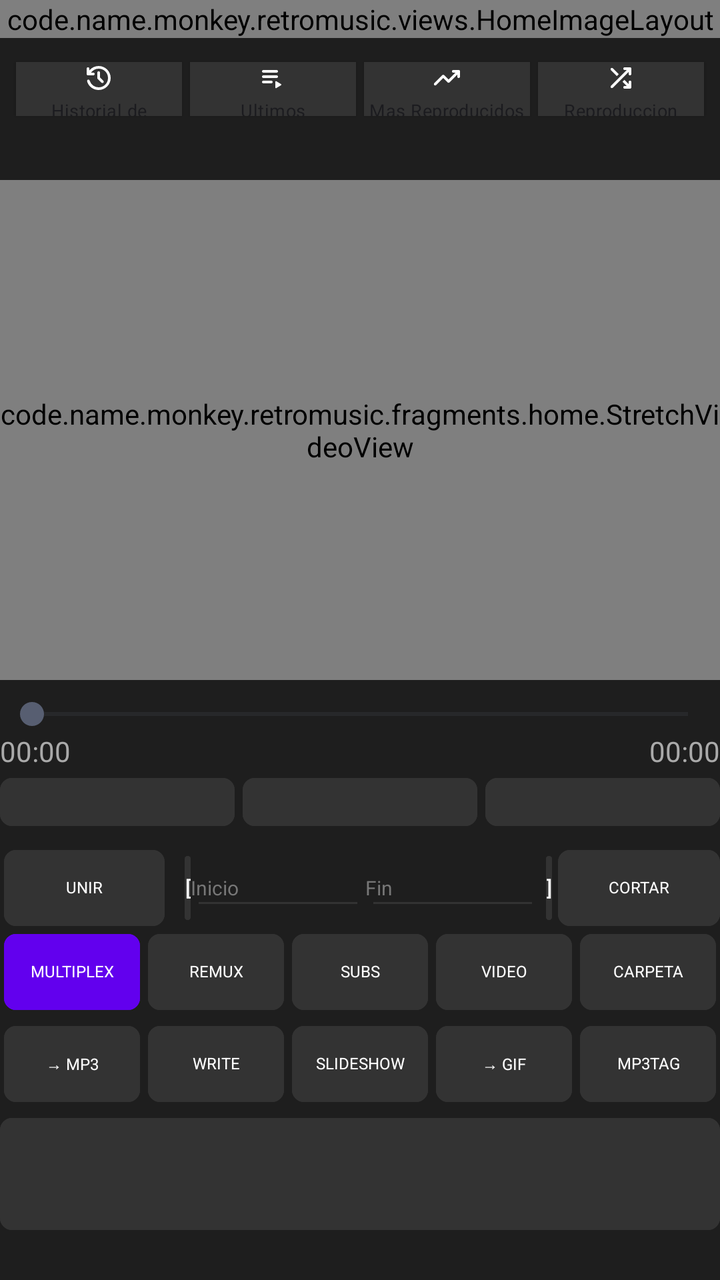
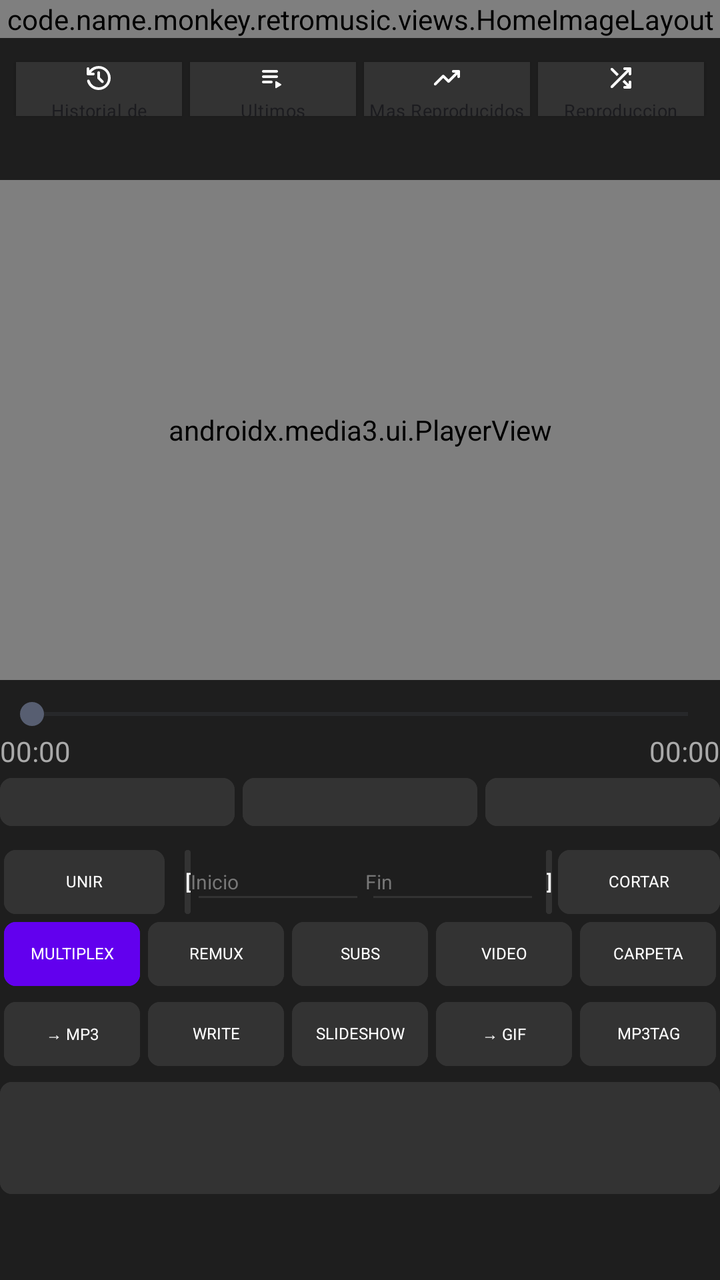

Before-and-after screenshots of an Android layout around one commit, followed by the original layout XML and the change that was made.
<!-- AndroidManifest.xml: application theme Theme.RetroMusic.MD3 -->
<!-- res/layout/fragment_home.xml -->
<?xml version="1.0" encoding="utf-8"?>
<androidx.coordinatorlayout.widget.CoordinatorLayout xmlns:android="http://schemas.android.com/apk/res/android"
    xmlns:app="http://schemas.android.com/apk/res-auto"
    android:layout_width="match_parent"
    android:layout_height="match_parent"
    android:fitsSystemWindows="true">

    <code.name.monkey.retromusic.views.TopAppBarLayout
        android:id="@+id/appBarLayout"
        style="?appBarLayoutStyle"
        android:layout_width="match_parent"
        android:layout_height="wrap_content"
        android:fitsSystemWindows="true" />

    <androidx.core.widget.NestedScrollView
        android:id="@+id/container"
        android:layout_width="match_parent"
        android:layout_height="wrap_content"
        app:layout_behavior="com.google.android.material.appbar.AppBarLayout$ScrollingViewBehavior">

        <androidx.constraintlayout.widget.ConstraintLayout
            android:id="@+id/contentContainer"
            android:layout_width="match_parent"
            android:layout_height="wrap_content"
            android:transitionGroup="true">

            <code.name.monkey.retromusic.views.HomeImageLayout
                android:id="@+id/imageLayout"
                android:layout_width="0dp"
                android:layout_height="wrap_content"
                app:layout_constraintEnd_toEndOf="parent"
                app:layout_constraintStart_toStartOf="parent"
                app:layout_constraintTop_toTopOf="parent" />

            <include
                android:id="@+id/home_content"
                layout="@layout/home_content"
                android:layout_width="0dp"
                android:layout_height="wrap_content"
                app:layout_constraintEnd_toEndOf="parent"
                app:layout_constraintStart_toStartOf="parent"
                app:layout_constraintTop_toBottomOf="@id/imageLayout" />

        </androidx.constraintlayout.widget.ConstraintLayout>
    </androidx.core.widget.NestedScrollView>
</androidx.coordinatorlayout.widget.CoordinatorLayout>
<!-- res/layout/home_content.xml (included above) -->
<?xml version="1.0" encoding="utf-8"?>
<LinearLayout xmlns:android="http://schemas.android.com/apk/res/android"
    xmlns:app="http://schemas.android.com/apk/res-auto"
    android:layout_width="match_parent"
    android:layout_height="match_parent"
    android:orientation="vertical"
    android:background="#1E1E1E"
    android:focusable="true"
    android:focusableInTouchMode="true">

    <include
        android:id="@+id/abs_playlists"
        layout="@layout/abs_playlists" />

    <LinearLayout
        android:id="@+id/contentPadding"
        android:layout_width="match_parent"
        android:layout_height="0dp"
        android:layout_weight="1"
        android:orientation="vertical"
        android:padding="16dp">


        <FrameLayout
            android:id="@+id/videoContainer"
            android:layout_width="match_parent"
            android:layout_height="250dp"
            android:background="#000000">

            <code.name.monkey.retromusic.fragments.home.StretchVideoView
                android:id="@+id/videoPlayer"
                android:layout_width="match_parent"
                android:layout_height="match_parent"
                android:layout_gravity="center" />

            <ProgressBar
                android:id="@+id/progressBar"
                style="?android:attr/progressBarStyleHorizontal"
                android:layout_width="match_parent"
                android:layout_height="8dp"
                android:layout_gravity="center"
                android:layout_marginHorizontal="24dp"
                android:max="100"
                android:progress="0"
                android:progressTint="#00BFFF"
                android:visibility="gone" />

            <TextView
                android:id="@+id/tvSubtitleOverlay"
                android:layout_width="match_parent"
                android:layout_height="wrap_content"
                android:layout_gravity="bottom|center_horizontal"
                android:gravity="center"
                android:padding="16dp"
                android:textColor="#FFFFFF"
                android:textSize="18sp" />
        </FrameLayout>

        <SeekBar
            android:id="@+id/videoSeekBar"
            android:layout_width="match_parent"
            android:layout_height="wrap_content"
            android:layout_marginTop="8dp" />

        <LinearLayout
            android:layout_width="match_parent"
            android:layout_height="wrap_content"
            android:orientation="horizontal"
            android:paddingHorizontal="8dp">
            <TextView android:id="@+id/tvCurrentTime" android:layout_width="wrap_content" android:layout_height="wrap_content" android:text="@string/zero_time" android:textColor="#AAAAAA" />
            <Space android:layout_width="0dp" android:layout_height="wrap_content" android:layout_weight="1" />
            <TextView android:id="@+id/tvTotalTime" android:layout_width="wrap_content" android:layout_height="wrap_content" android:text="@string/zero_time" android:textColor="#AAAAAA" />
        </LinearLayout>

        <LinearLayout
            android:layout_width="match_parent"
            android:layout_height="24dp"
            android:orientation="horizontal"
            android:weightSum="3"
            android:layout_marginTop="4dp">
            <Button android:id="@+id/btnPrevVideo" android:layout_width="0dp" android:layout_height="match_parent" android:layout_weight="1" android:layout_marginEnd="2dp" android:backgroundTint="#333333" android:text="" android:textSize="12sp" android:padding="0dp" android:minHeight="0dp" android:insetTop="0dp" android:insetBottom="0dp" android:textAllCaps="false" android:includeFontPadding="false" android:textColor="#FFFFFF" android:gravity="center" />
            <Button android:id="@+id/btnPlayPause" android:layout_width="0dp" android:layout_height="match_parent" android:layout_weight="1" android:layout_marginHorizontal="2dp" android:backgroundTint="#333333" android:text="" android:textSize="12sp" android:padding="0dp" android:minHeight="0dp" android:insetTop="0dp" android:insetBottom="0dp" android:textAllCaps="false" android:includeFontPadding="false" android:textColor="#FFFFFF" android:gravity="center" />
            <Button android:id="@+id/btnNextVideo" android:layout_width="0dp" android:layout_height="match_parent" android:layout_weight="1" android:layout_marginStart="2dp" android:backgroundTint="#333333" android:text="" android:textSize="12sp" android:padding="0dp" android:minHeight="0dp" android:insetTop="0dp" android:insetBottom="0dp" android:textAllCaps="false" android:includeFontPadding="false" android:textColor="#FFFFFF" android:gravity="center" />
        </LinearLayout>
        <LinearLayout
            android:id="@+id/cutRow"
            android:layout_width="match_parent"
            android:layout_height="38dp"
            android:orientation="horizontal"
            android:layout_marginTop="12dp">
            <Button
                android:id="@+id/btnMergeVideos"
                android:layout_width="0dp"
                android:layout_height="match_parent"
                android:layout_weight="1.2"
                android:layout_marginHorizontal="2dp"
                android:backgroundTint="#333333"
                android:textColor="#FFFFFF"
                android:text="UNIR"
                android:padding="0dp"
                android:minHeight="0dp"
                android:insetTop="0dp"
                android:insetBottom="0dp"
                android:textAllCaps="false"
                android:includeFontPadding="false"
                android:maxLines="1"
                android:gravity="center"
                android:textSize="8sp" />
            <Button
                android:id="@+id/btnSetStart"
                android:layout_width="wrap_content"
                android:layout_height="32dp"
                android:minWidth="0dp"
                android:paddingHorizontal="8dp"
                android:backgroundTint="#333333"
                android:text="@string/open_bracket"
                android:textSize="10sp"
                style="?android:attr/buttonBarButtonStyle"
                android:layout_marginHorizontal="3dp"
                android:layout_gravity="center_vertical"
                android:textColor="#FFFFFF"
                android:insetTop="0dp"
                android:insetBottom="0dp" />
            <EditText
                android:id="@+id/etStartTime"
                android:layout_width="0dp"
                android:layout_weight="1.3"
                android:layout_height="32dp"
                android:hint="@string/inicio"
                android:textColor="#FFFFFF"
                android:textColorHint="#777777"
                android:textSize="10sp"
                android:inputType="text"
                android:autofillHints="none"
                android:backgroundTint="#333333"
                android:layout_gravity="center_vertical"
                android:padding="4dp" />

            <EditText
                android:id="@+id/etEndTime"
                android:layout_width="0dp"
                android:layout_weight="1.3"
                android:layout_height="32dp"
                android:hint="@string/fin"
                android:textColor="#FFFFFF"
                android:textColorHint="#777777"
                android:textSize="10sp"
                android:inputType="text"
                android:autofillHints="none"
                android:backgroundTint="#333333"
                android:layout_gravity="center_vertical"
                android:padding="4dp" />
            <Button
                android:id="@+id/btnSetEnd"
                android:layout_width="wrap_content"
                android:layout_height="32dp"
                android:minWidth="0dp"
                android:paddingHorizontal="8dp"
                android:backgroundTint="#333333"
                android:text="@string/close_bracket"
                android:textSize="10sp"
                style="?android:attr/buttonBarButtonStyle"
                android:layout_marginStart="3dp"
                android:layout_marginEnd="3dp"
                android:layout_gravity="center_vertical"
                android:textColor="#FFFFFF"
                android:insetTop="0dp"
                android:insetBottom="0dp" />
            <Button
                android:id="@+id/btnSplit"
                android:layout_width="0dp"
                android:layout_weight="1.2"
                android:layout_height="match_parent"
                android:backgroundTint="#333333"
                android:text="CORTAR"
                android:textColor="#FFFFFF"
                android:padding="0dp"
                android:minHeight="0dp"
                android:insetTop="0dp"
                android:insetBottom="0dp"
                android:textAllCaps="false"
                android:includeFontPadding="false"
                android:maxLines="1"
                android:gravity="center"
                android:textSize="8sp" />

        </LinearLayout>
        <LinearLayout
            android:id="@+id/toolsRow"
            android:layout_width="match_parent"
            android:layout_height="38dp"
            android:orientation="horizontal"
            android:layout_marginTop="4dp">

            <Button android:id="@+id/btnMixVideo" android:layout_width="0dp" android:layout_height="match_parent" android:layout_weight="1" android:layout_marginHorizontal="2dp" android:backgroundTint="#6200EE" android:text="MULTIPLEX" android:padding="0dp" android:minHeight="0dp" android:insetTop="0dp" android:insetBottom="0dp" android:textAllCaps="false" android:includeFontPadding="false" android:maxLines="1" android:gravity="center" android:textSize="8sp" android:textColor="#FFFFFF" />
            <Button android:id="@+id/btnFullscreen" android:layout_width="0dp" android:layout_height="match_parent" android:layout_weight="1" android:layout_marginHorizontal="2dp" android:backgroundTint="#333333" android:text="REMUX" android:padding="0dp" android:minHeight="0dp" android:insetTop="0dp" android:insetBottom="0dp" android:textAllCaps="false" android:includeFontPadding="false" android:maxLines="1" android:gravity="center" android:textSize="8sp" android:textColor="#FFFFFF" />
            <Button android:id="@+id/btnLoadSubtitles" android:layout_width="0dp" android:layout_height="match_parent" android:layout_weight="1" android:layout_marginHorizontal="2dp" android:backgroundTint="#333333" android:text="SUBS" android:padding="0dp" android:minHeight="0dp" android:insetTop="0dp" android:insetBottom="0dp" android:textAllCaps="false" android:includeFontPadding="false" android:maxLines="1" android:gravity="center" android:textSize="8sp" android:textColor="#FFFFFF" />
            <Button android:id="@+id/btnOpenFile" android:layout_width="0dp" android:layout_height="match_parent" android:layout_weight="1" android:layout_marginHorizontal="2dp" android:backgroundTint="#333333" android:text="VIDEO" android:padding="0dp" android:minHeight="0dp" android:insetTop="0dp" android:insetBottom="0dp" android:textAllCaps="false" android:includeFontPadding="false" android:maxLines="1" android:gravity="center" android:textSize="8sp" android:textColor="#FFFFFF" />
            <Button android:id="@+id/btnChooseFolder" android:layout_width="0dp" android:layout_height="match_parent" android:layout_weight="1" android:layout_marginHorizontal="2dp" android:backgroundTint="#333333" android:text="CARPETA" android:padding="0dp" android:minHeight="0dp" android:insetTop="0dp" android:insetBottom="0dp" android:textAllCaps="false" android:includeFontPadding="false" android:maxLines="1" android:gravity="center" android:textSize="8sp" android:textColor="#FFFFFF" />
        </LinearLayout>
        <LinearLayout
            android:id="@+id/extraActionsContainer"
            android:layout_width="match_parent"
            android:layout_height="38dp"
            android:orientation="horizontal"
            android:weightSum="5"
            android:layout_marginTop="8dp">

            <Button
                android:id="@+id/btnConvertAudio"
                android:layout_width="0dp"
                android:layout_height="match_parent"
                android:layout_weight="1"
                android:layout_marginHorizontal="2dp"
                android:backgroundTint="#333333"
                android:text="→ MP3"
                android:padding="0dp"
                android:minHeight="0dp"
                android:insetTop="0dp"
                android:insetBottom="0dp"
                android:textAllCaps="false"
                android:includeFontPadding="false"
                android:maxLines="1"
                android:textSize="8sp"
                android:textColor="#FFFFFF"
                android:gravity="center" />

            <Button
                android:id="@+id/btnHardcodeSubtitles"
                android:layout_width="0dp"
                android:layout_height="match_parent"
                android:layout_weight="1"
                android:layout_marginHorizontal="2dp"
                android:backgroundTint="#333333"
                android:textColor="#FFFFFF"
                android:text="WRITE"
                android:padding="0dp"
                android:minHeight="0dp"
                android:insetTop="0dp"
                android:insetBottom="0dp"
                android:textAllCaps="false"
                android:includeFontPadding="false"
                android:maxLines="1"
                android:gravity="center"
                android:textSize="8sp" />

            <Button
                android:id="@+id/btnCreateVideoFromPhotos"
                android:layout_width="0dp"
                android:layout_height="match_parent"
                android:layout_weight="1"
                android:layout_marginHorizontal="2dp"
                android:backgroundTint="#333333"
                android:textColor="#FFFFFF"
                android:text="SLIDESHOW"
                android:padding="0dp"
                android:minHeight="0dp"
                android:insetTop="0dp"
                android:insetBottom="0dp"
                android:textAllCaps="false"
                android:includeFontPadding="false"
                android:maxLines="1"
                android:gravity="center"
                android:textSize="8sp" />

            <Button
                android:id="@+id/btnCreateGif"
                android:layout_width="0dp"
                android:layout_height="match_parent"
                android:layout_weight="1"
                android:layout_marginHorizontal="2dp"
                android:backgroundTint="#333333"
                android:textColor="#FFFFFF"
                android:text="→ GIF"
                android:padding="0dp"
                android:minHeight="0dp"
                android:insetTop="0dp"
                android:insetBottom="0dp"
                android:textAllCaps="false"
                android:includeFontPadding="false"
                android:maxLines="1"
                android:gravity="center"
                android:textSize="8sp" />

            <Button
                android:id="@+id/btnTagEditor"
                android:layout_width="0dp"
                android:layout_height="match_parent"
                android:layout_weight="1"
                android:layout_marginHorizontal="2dp"
                android:backgroundTint="#333333"
                android:textColor="#FFFFFF"
                android:text="MP3TAG"
                android:padding="0dp"
                android:minHeight="0dp"
                android:insetTop="0dp"
                android:insetBottom="0dp"
                android:textAllCaps="false"
                android:includeFontPadding="false"
                android:maxLines="1"
                android:gravity="center"
                android:textSize="8sp" />
        </LinearLayout>

        <Button
            android:id="@+id/btnYoutubeDownload"
            android:layout_width="match_parent"
            android:layout_height="56dp"
            android:layout_marginTop="8dp"
            android:backgroundTint="#333333"
            android:textColor="#FFFFFF"
            android:text=""
            android:paddingTop="0dp"
            android:paddingBottom="0dp"
            android:minHeight="0dp"
            android:minWidth="0dp"
            android:insetTop="0dp"
            android:insetBottom="0dp"
            android:textAllCaps="false"
            android:includeFontPadding="false"
            android:gravity="center" />


        <androidx.recyclerview.widget.RecyclerView
            android:id="@+id/rvDownloads"
            android:layout_width="match_parent"
            android:layout_height="0dp"
            android:layout_weight="1"
            android:nestedScrollingEnabled="true"
            android:layout_marginTop="16dp"
            android:paddingBottom="20dp" />

    </LinearLayout>
</LinearLayout>
<!-- res/layout/abs_playlists.xml (included above) -->
<?xml version="1.0" encoding="utf-8"?>
<androidx.constraintlayout.widget.ConstraintLayout xmlns:android="http://schemas.android.com/apk/res/android"
    xmlns:app="http://schemas.android.com/apk/res-auto"
    android:layout_width="match_parent"
    android:layout_height="wrap_content"
    android:paddingBottom="12dp">

    <com.google.android.material.button.MaterialButton
        android:id="@+id/history"
        style="@style/HomeActionButton"
        android:layout_width="0dp"
        android:layout_height="35dp"
        android:layout_marginStart="8dp"
        android:layout_marginTop="8dp"
        android:layout_marginEnd="4dp"
        android:text="Historial de Reproduccion"
        android:textSize="9sp"
        android:padding="0dp"
        android:gravity="center"
        app:backgroundTint="#333333"
        app:cornerRadius="0dp"
        app:icon="@drawable/ic_history"
        app:iconGravity="textTop"
        app:iconSize="16dp"
        app:iconPadding="2dp"
        app:iconTint="#FFFFFF"
        app:layout_constraintEnd_toStartOf="@+id/lastAdded"
        app:layout_constraintHorizontal_weight="1"
        app:layout_constraintStart_toStartOf="parent"
        app:layout_constraintTop_toTopOf="parent" />

    <com.google.android.material.button.MaterialButton
        android:id="@+id/lastAdded"
        style="@style/HomeActionButton"
        android:layout_width="0dp"
        android:layout_height="35dp"
        android:layout_marginTop="8dp"
        android:layout_marginEnd="4dp"
        android:text="Ultimos Reproducidos"
        android:textSize="9sp"
        android:padding="0dp"
        android:gravity="center"
        app:backgroundTint="#333333"
        app:cornerRadius="0dp"
        app:icon="@drawable/ic_playlist_play"
        app:iconGravity="textTop"
        app:iconSize="16dp"
        app:iconPadding="2dp"
        app:iconTint="#FFFFFF"
        app:layout_constraintEnd_toStartOf="@+id/topPlayed"
        app:layout_constraintHorizontal_weight="1"
        app:layout_constraintStart_toEndOf="@+id/history"
        app:layout_constraintTop_toTopOf="parent" />

    <com.google.android.material.button.MaterialButton
        android:id="@+id/topPlayed"
        style="@style/HomeActionButton"
        android:layout_width="0dp"
        android:layout_height="35dp"
        android:layout_marginTop="8dp"
        android:layout_marginEnd="4dp"
        android:text="Mas Reproducidos"
        android:textSize="9sp"
        android:padding="0dp"
        android:gravity="center"
        app:backgroundTint="#333333"
        app:cornerRadius="0dp"
        app:icon="@drawable/ic_trending_up"
        app:iconGravity="textTop"
        app:iconSize="16dp"
        app:iconPadding="2dp"
        app:iconTint="#FFFFFF"
        app:layout_constraintEnd_toStartOf="@+id/actionShuffle"
        app:layout_constraintHorizontal_weight="1"
        app:layout_constraintStart_toEndOf="@+id/lastAdded"
        app:layout_constraintTop_toTopOf="parent" />

    <com.google.android.material.button.MaterialButton
        android:id="@+id/actionShuffle"
        style="@style/HomeActionButton"
        android:layout_width="0dp"
        android:layout_height="35dp"
        android:layout_marginTop="8dp"
        android:layout_marginEnd="8dp"
        android:text="Reproduccion Random"
        android:textSize="9sp"
        android:padding="0dp"
        android:gravity="center"
        app:backgroundTint="#333333"
        app:cornerRadius="0dp"
        app:icon="@drawable/ic_shuffle"
        app:iconGravity="textTop"
        app:iconSize="16dp"
        app:iconPadding="2dp"
        app:iconTint="#FFFFFF"
        app:layout_constraintEnd_toEndOf="parent"
        app:layout_constraintHorizontal_weight="1"
        app:layout_constraintStart_toEndOf="@+id/topPlayed"
        app:layout_constraintTop_toTopOf="parent" />

</androidx.constraintlayout.widget.ConstraintLayout>
<!-- resources referenced by this layout -->
<resources>
  <!-- drawable ic_playlist_play (drawable) -->
  <vector xmlns:android="http://schemas.android.com/apk/res/android"
      android:width="24dp"
      android:height="24dp"
      android:viewportWidth="24.0"
      android:viewportHeight="24.0">
      <path
          android:fillColor="@color/md_white_1000"
          android:pathData="M5 10h10c0.55 0 1 0.45 1 1s-0.45 1-1 1H5c-0.55 0-1-0.45-1-1s0.45-1 1-1zm0-4h10c0.55 0 1 0.45 1 1s-0.45 1-1 1H5c-0.55 0-1-0.45-1-1s0.45-1 1-1zm0 8h6c0.55 0 1 0.45 1 1s-0.45 1-1 1H5c-0.55 0-1-0.45-1-1s0.45-1 1-1zm9 0.88v4.23c0 0.39 0.42 0.63 0.76 0.43l3.53-2.12c0.32-0.19 0.32 -0.66 0-0.86l-3.53-2.12c-0.34-0.19-0.76 0.05 -0.76 0.44 z" />
  </vector>
  <string name="close_bracket">]</string>
  <string name="fin">Fin</string>
  <string name="inicio">Inicio</string>
  <string name="open_bracket">[</string>
  <string name="zero_time">00:00</string>
  <style name="HomeActionButton" parent="Widget.Material3.Button.ElevatedButton.Icon">
          <item name="android:paddingTop">16dp</item>
          <item name="android:paddingBottom">16dp</item>
          <item name="android:textColor">?attr/colorOnSurface</item>
          <item name="shapeAppearanceOverlay">
              @style/ShapeAppearanceOverlay.Material3.FloatingActionButton
          </item>
          <item name="iconPadding">16dp</item>
          <item name="iconGravity">start</item>
          <item name="android:gravity">start|center_vertical</item>
          <item name="android:textAppearance">@style/TextViewBody2</item>
      </style>
  <color name="md_white_1000">#FFFFFF</color>
  <style name="TextViewBody2" parent="TextAppearance.MaterialComponents.Body2" />
  <!-- drawable round_selector (drawable) -->
  <ripple xmlns:android="http://schemas.android.com/apk/res/android"
      android:color="?android:attr/colorControlHighlight">
  
      <item
          android:id="@android:id/mask"
          android:drawable="@drawable/round_selector_mask" />
  
  </ripple>
  <style name="MaterialButtonTheme" parent="Widget.Material3.Button">
          <item name="cornerRadius">6dp</item>
          <item name="iconGravity">textStart</item>
          <item name="iconTint">?attr/colorControlNormal</item>
          <item name="android:textColor">?android:attr/textColorPrimary</item>
          <item name="android:textAppearance">@style/TextViewNormal</item>
          <item name="android:textAllCaps">false</item>
          <item name="android:paddingTop">@dimen/button_padding_vertical</item>
          <item name="android:paddingBottom">@dimen/button_padding_vertical</item>
      </style>
  <style name="PlayerActionButtonStyle" parent="Widget.AppCompat.ActionButton">
          <item name="android:minWidth">140dp</item>
          <item name="android:paddingStart">48dp</item>
          <item name="android:paddingEnd">48dp</item>
      </style>
  <!-- drawable round_selector_mask (drawable) -->
  <?xml version="1.0" encoding="utf-8"?>
  <shape xmlns:android="http://schemas.android.com/apk/res/android"
      android:shape="oval">
      <solid android:color="@android:color/white" />
  </shape>
  <dimen name="m3_card_corner_radius">16dp</dimen>
  <color name="md_green_500">#4CAF50</color>
  <style name="TextViewNormal" parent="">
          <item name="android:textSize">14sp</item>
      </style>
  <dimen name="button_padding_vertical">10dp</dimen>
  <!-- unchanged entries left out for length: 5 -->
</resources>

<!-- the commit's change to res/layout/fragment_home.xml (unified diff, before → after) -->
@@ -15,13 +15,14 @@
     <androidx.core.widget.NestedScrollView
         android:id="@+id/container"
         android:layout_width="match_parent"
-        android:layout_height="wrap_content"
+        android:layout_height="match_parent"
+        android:fillViewport="true"
         app:layout_behavior="com.google.android.material.appbar.AppBarLayout$ScrollingViewBehavior">
 
         <androidx.constraintlayout.widget.ConstraintLayout
             android:id="@+id/contentContainer"
             android:layout_width="match_parent"
-            android:layout_height="wrap_content"
+            android:layout_height="match_parent"
             android:transitionGroup="true">
 
             <code.name.monkey.retromusic.views.HomeImageLayout
@@ -36,7 +37,7 @@
                 android:id="@+id/home_content"
                 layout="@layout/home_content"
                 android:layout_width="0dp"
-                android:layout_height="wrap_content"
+                android:layout_height="match_parent"
                 app:layout_constraintEnd_toEndOf="parent"
                 app:layout_constraintStart_toStartOf="parent"
                 app:layout_constraintTop_toBottomOf="@id/imageLayout" />
@@ -74,11 +75,14 @@
             android:layout_height="250dp"
             android:background="#000000">
 
-            <code.name.monkey.retromusic.fragments.home.StretchVideoView
+            <androidx.media3.ui.PlayerView
                 android:id="@+id/videoPlayer"
                 android:layout_width="match_parent"
                 android:layout_height="match_parent"
-                android:layout_gravity="center" />
+                android:layout_gravity="center"
+                app:use_controller="false"
+                app:surface_type="surface_view"
+                app:resize_mode="fill" />
 
             <ProgressBar
                 android:id="@+id/progressBar"
@@ -132,7 +136,7 @@
         <LinearLayout
             android:id="@+id/cutRow"
             android:layout_width="match_parent"
-            android:layout_height="38dp"
+            android:layout_height="32dp"
             android:orientation="horizontal"
             android:layout_marginTop="12dp">
             <Button
@@ -235,7 +239,7 @@
         <LinearLayout
             android:id="@+id/toolsRow"
             android:layout_width="match_parent"
-            android:layout_height="38dp"
+            android:layout_height="32dp"
             android:orientation="horizontal"
             android:layout_marginTop="4dp">
 
@@ -248,7 +252,7 @@
         <LinearLayout
             android:id="@+id/extraActionsContainer"
             android:layout_width="match_parent"
-            android:layout_height="38dp"
+            android:layout_height="32dp"
             android:orientation="horizontal"
             android:weightSum="5"
             android:layout_marginTop="8dp">
